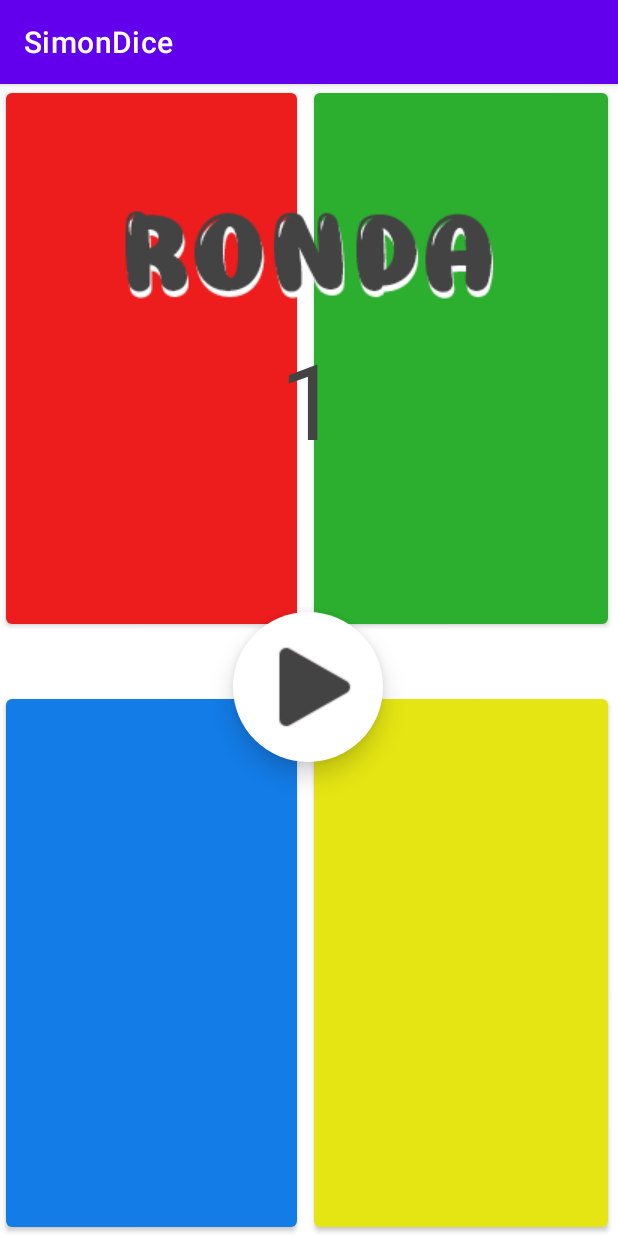
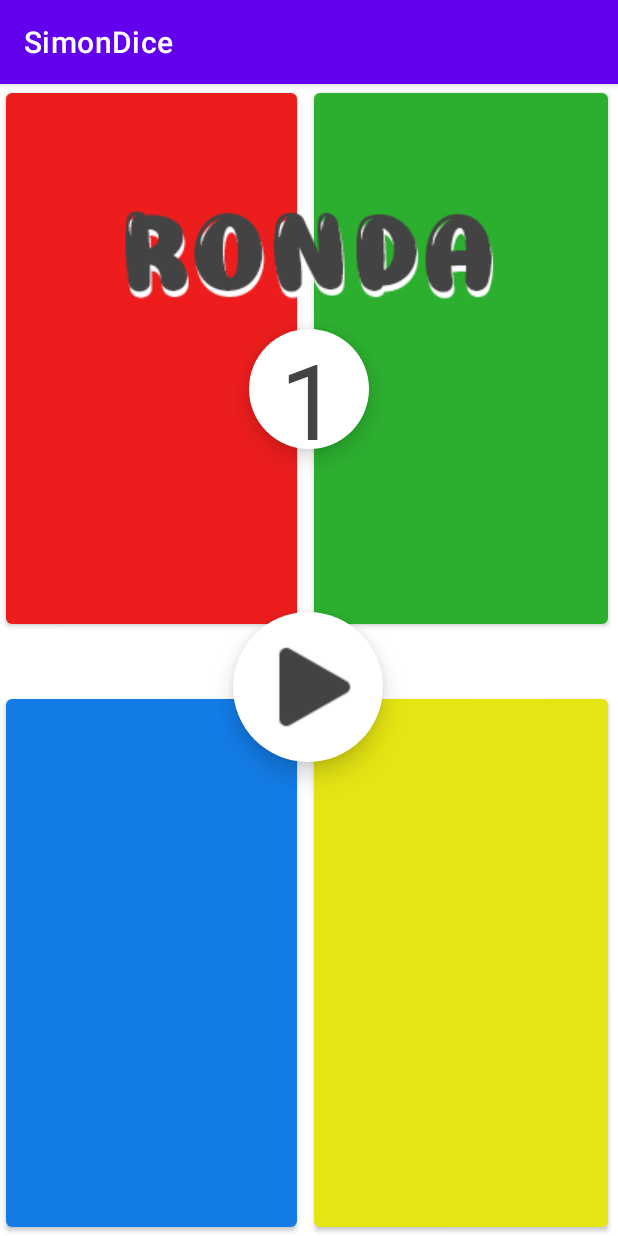
Before and after one commit to DiegoFrancoPortela/SimonDice, an Android app: the screen it shows after launch (MainActivity), on a phone screen of 412 x 824 dp. Run offline under Robolectric (Android 15) with nearby library versions, the light colour scheme and no system bars; Roboto replaces fonts that are not available here.

Commit message:
Background para el numero de rondas.

```diff
--- a/app/src/main/res/layout/activity_main.xml
+++ b/app/src/main/res/layout/activity_main.xml
@@ -73,12 +73,14 @@
 
     <TextView
         android:id="@+id/textRondas"
-        android:layout_width="wrap_content"
-        android:layout_height="wrap_content"
+        android:layout_width="80dp"
+        android:layout_height="80dp"
         android:layout_marginTop="3dp"
+        android:background="@drawable/boton_jugar"
         android:elevation="10dp"
         android:fontFamily="@font/autour_one"
         android:text="1"
+        android:textAlignment="center"
         android:textColor="@color/gray"
         android:textSize="70dp"
         app:layout_constraintEnd_toEndOf="parent"
```
Also changed, not shown: app/src/main/java/com/diego/simondice/MainActivity.kt (+9 -26 lines).
